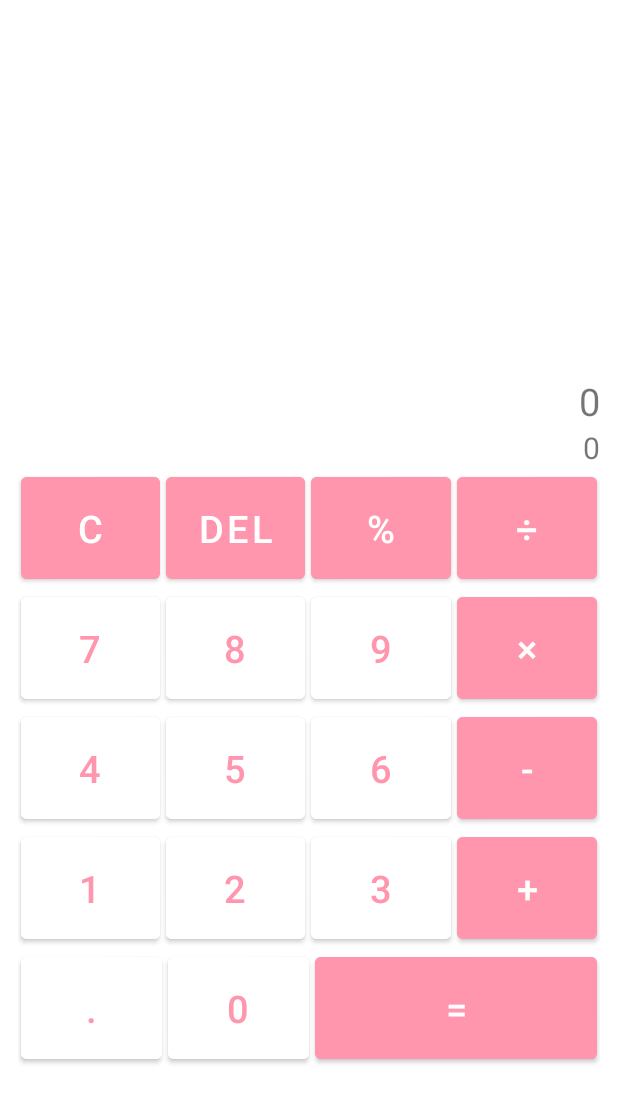
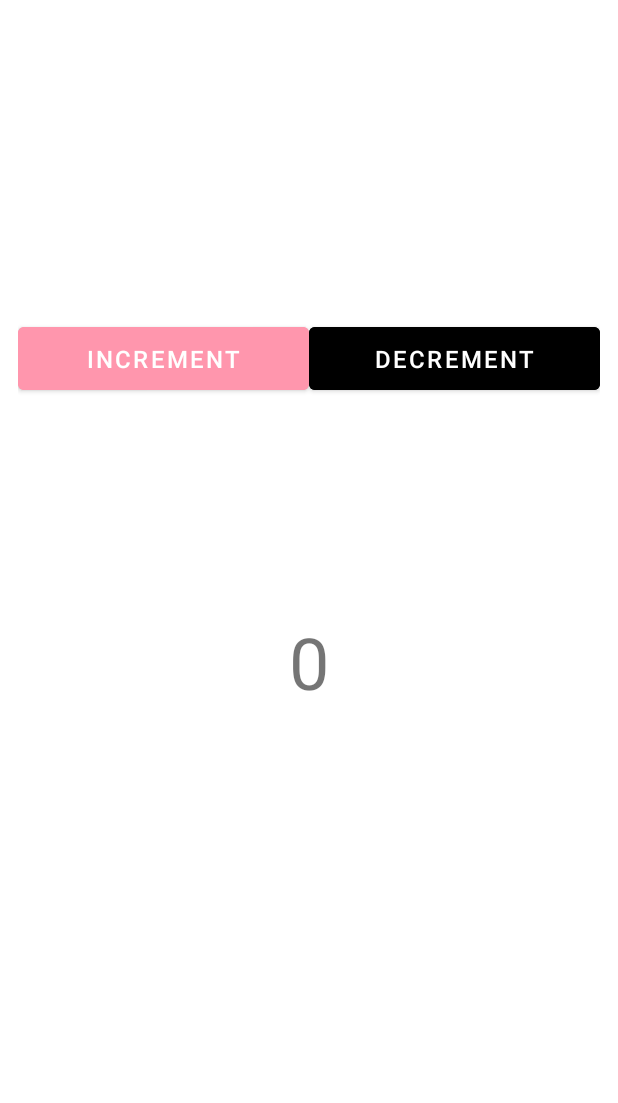
Before and after one commit to rifqyram/simple-android-kotlin-handson, an Android app: the screen it shows after launch (MainActivity), on a phone screen of 412 x 824 dp. Shown: the top 1103 px of the screen. Run offline under Robolectric (Android 15) with nearby library versions, the light colour scheme and no system bars.

Commit message:
[HANDSON] counter app

```diff
--- a/app/build.gradle
+++ b/app/build.gradle
@@ -1,6 +1,7 @@
 plugins {
     id 'com.android.application'
     id 'kotlin-android'
+    id 'kotlin-android-extensions'
 }
 
 android {
@@ -33,7 +34,7 @@ android {
 
 dependencies {
 
-    implementation 'androidx.core:core-ktx:1.7.0'
+    implementation 'androidx.core:core-ktx:1.3.2'
     implementation 'androidx.appcompat:appcompat:1.3.1'
     implementation 'com.google.android.material:material:1.4.0'
     implementation 'androidx.constraintlayout:constraintlayout:2.1.1'
--- a/app/src/main/java/com/enigma/pascalandroid/MainActivity.kt
+++ b/app/src/main/java/com/enigma/pascalandroid/MainActivity.kt
@@ -1,30 +1,48 @@
 package com.enigma.pascalandroid
 
-import android.graphics.Color
-import android.os.Build
+import android.annotation.SuppressLint
+import android.app.Activity
+import android.inputmethodservice.InputMethodService
 import androidx.appcompat.app.AppCompatActivity
 import android.os.Bundle
+import android.text.Editable
+import android.view.View
 import android.view.View.SYSTEM_UI_FLAG_LAYOUT_FULLSCREEN
 import android.view.View.SYSTEM_UI_FLAG_LAYOUT_STABLE
 import android.view.WindowManager
+import android.view.inputmethod.InputMethodManager
+import android.widget.TextView
 import androidx.core.view.WindowCompat
+import com.google.android.material.button.MaterialButton
+import com.google.android.material.textfield.TextInputEditText
 
 class MainActivity : AppCompatActivity() {
+    lateinit var count: TextView
+
     override fun onCreate(savedInstanceState: Bundle?) {
         super.onCreate(savedInstanceState)
         setContentView(R.layout.activity_main)
 
-        if (Build.VERSION.SDK_INT in 21..29) {
-            window.statusBarColor = Color.TRANSPARENT
-            window.clearFlags(WindowManager.LayoutParams.FLAG_TRANSLUCENT_STATUS)
-            window.addFlags(WindowManager.LayoutParams.FLAG_DRAWS_SYSTEM_BAR_BACKGROUNDS)
-            window.decorView.systemUiVisibility =
-                SYSTEM_UI_FLAG_LAYOUT_FULLSCREEN or SYSTEM_UI_FLAG_LAYOUT_STABLE
+        count = findViewById(R.id.textView)
+        val btnIncrement: MaterialButton = findViewById(R.id.btn_increment)
+        val btnDecrement: MaterialButton = findViewById(R.id.btn_decrement)
+        btnIncrement.setOnClickListener { increment() }
+        btnDecrement.setOnClickListener { decrement() }
 
-        } else if (Build.VERSION.SDK_INT >= 30) {
-            window.statusBarColor = Color.TRANSPARENT
-            // Making status bar overlaps with the activity
-            WindowCompat.setDecorFitsSystemWindows(window, false)
+    }
+
+    private fun increment() {
+        val currentNumber = count.text.toString().toInt()
+        count.text = (currentNumber + 1).toString()
+    }
+
+    private fun decrement() {
+        val currentNumber = count.text.toString().toInt()
+
+        if (currentNumber <= 0) {
+            count.text = "0"
+        } else {
+            count.text = (currentNumber - 1).toString()
         }
     }
 }
--- /dev/null
+++ b/app/src/main/res/drawable/ic_baseline_message_24.xml
@@ -0,0 +1,10 @@
+<vector xmlns:android="http://schemas.android.com/apk/res/android"
+    android:width="24dp"
+    android:height="24dp"
+    android:viewportWidth="24"
+    android:viewportHeight="24"
+    android:tint="?attr/colorControlNormal">
+  <path
+      android:fillColor="@android:color/white"
+      android:pathData="M20,2L4,2c-1.1,0 -1.99,0.9 -1.99,2L2,22l4,-4h14c1.1,0 2,-0.9 2,-2L22,4c0,-1.1 -0.9,-2 -2,-2zM18,14L6,14v-2h12v2zM18,11L6,11L6,9h12v2zM18,8L6,8L6,6h12v2z"/>
+</vector>
--- a/app/src/main/res/layout/activity_main.xml
+++ b/app/src/main/res/layout/activity_main.xml
@@ -2,176 +2,57 @@
 <androidx.constraintlayout.widget.ConstraintLayout xmlns:android="http://schemas.android.com/apk/res/android"
     xmlns:app="http://schemas.android.com/apk/res-auto"
     xmlns:tools="http://schemas.android.com/tools"
+    android:id="@+id/linearLayout"
     android:layout_width="match_parent"
     android:layout_height="match_parent"
     android:layout_margin="12dp"
-    android:orientation="vertical"
     tools:context=".MainActivity">
 
-    <androidx.constraintlayout.widget.ConstraintLayout
-        android:id="@+id/layout_tv"
-        android:layout_width="match_parent"
-        android:layout_height="300dp"
-        app:layout_constraintTop_toTopOf="parent">
+    <com.google.android.material.button.MaterialButton
+        android:id="@+id/btn_increment"
+        android:layout_width="0dp"
+        android:layout_height="wrap_content"
+        android:layout_marginTop="200dp"
+        android:backgroundTint="@color/primaryColor"
+        android:padding="10dp"
+        android:text="INCREMENT"
+        android:textSize="16sp"
+        app:layout_constraintEnd_toStartOf="@+id/btn_decrement"
+        app:layout_constraintHorizontal_bias="0.5"
+        app:layout_constraintHorizontal_chainStyle="packed"
+        app:layout_constraintStart_toStartOf="parent"
+        app:layout_constraintTop_toTopOf="parent" />
 
-        <TextView
-            android:id="@+id/calc_tv"
-            android:layout_width="match_parent"
-            android:layout_height="wrap_content"
-            android:text="0"
-            android:textAlignment="viewEnd"
-            android:textSize="25sp"
-            app:layout_constraintBottom_toTopOf="@+id/result_tv"
-            tools:layout_editor_absoluteX="-16dp" />
+    <com.google.android.material.button.MaterialButton
+        android:id="@+id/btn_decrement"
+        android:layout_width="0dp"
+        android:layout_height="wrap_content"
+        android:backgroundTint="@color/black"
+        android:padding="10dp"
+        android:text="DECREMENT"
+        android:textSize="16sp"
+        app:layout_constraintEnd_toEndOf="parent"
+        app:layout_constraintHorizontal_bias="0.5"
+        app:layout_constraintStart_toEndOf="@+id/btn_increment"
+        app:layout_constraintTop_toTopOf="@+id/btn_increment" />
 
-        <TextView
-            android:id="@+id/result_tv"
-            android:layout_width="match_parent"
-            android:layout_height="wrap_content"
-            android:text="0"
-            android:textAlignment="viewEnd"
-            android:textSize="20sp"
-            app:layout_constraintBottom_toBottomOf="parent" />
-    </androidx.constraintlayout.widget.ConstraintLayout>
+    <TextView
+        android:id="@+id/textView"
+        android:layout_width="wrap_content"
+        android:layout_height="wrap_content"
+        android:text="0"
+        android:textSize="48sp"
+        app:layout_constraintBottom_toBottomOf="parent"
+        app:layout_constraintEnd_toEndOf="parent"
+        app:layout_constraintStart_toStartOf="parent"
+        app:layout_constraintTop_toTopOf="@+id/guideline2"
+        app:layout_constraintVertical_bias="0.255" />
 
-    <LinearLayout
-        android:id="@+id/layout_btn_1"
-        style="@style/buttonRow"
-        app:layout_constraintLeft_toLeftOf="parent"
-        app:layout_constraintRight_toRightOf="parent"
-        app:layout_constraintTop_toBottomOf="@+id/layout_tv">
-
-        <Button
-            android:id="@+id/clear_btn"
-            style="@style/buttonOperator"
-            android:text="C" />
-
-        <Button
-            android:id="@+id/del_btn"
-            style="@style/buttonOperator"
-            android:text="del" />
-
-        <Button
-            android:id="@+id/percent_btn"
-            style="@style/buttonOperator"
-            android:text="%" />
-
-        <Button
-            android:id="@+id/divider_btn"
-            style="@style/buttonOperator"
-            android:text="÷" />
-
-    </LinearLayout>
-
-    <LinearLayout
-        android:id="@+id/layout_btn_2"
-        style="@style/buttonRow"
-        app:layout_constraintLeft_toLeftOf="parent"
-        app:layout_constraintRight_toRightOf="parent"
-        app:layout_constraintTop_toBottomOf="@+id/layout_btn_1">
-
-        <Button
-            android:id="@+id/number7_btn"
-            style="@style/buttonNumber"
-            android:text="7" />
-
-        <Button
-            android:id="@+id/number8_btn"
-            style="@style/buttonNumber"
-            android:text="8" />
-
-        <Button
-            android:id="@+id/number9_btn"
-            style="@style/buttonNumber"
-            android:text="9" />
-
-        <Button
-            android:id="@+id/multiply_btn"
-            style="@style/buttonOperator"
-            android:text="×" />
-
-    </LinearLayout>
-
-    <LinearLayout
-        android:id="@+id/layout_btn_3"
-        style="@style/buttonRow"
-        app:layout_constraintLeft_toLeftOf="parent"
-        app:layout_constraintRight_toRightOf="parent"
-        app:layout_constraintTop_toBottomOf="@+id/layout_btn_2">
-
-        <Button
-            android:id="@+id/number4_btn"
-            style="@style/buttonNumber"
-            android:text="4" />
-
-        <Button
-            android:id="@+id/number5_btn"
-            style="@style/buttonNumber"
-            android:text="5" />
-
-        <Button
-            android:id="@+id/number6_btn"
-            style="@style/buttonNumber"
-            android:text="6" />
-
-        <Button
-            android:id="@+id/minus_btn"
-            style="@style/buttonOperator"
-            android:text="-" />
-
-    </LinearLayout>
-
-    <LinearLayout
-        android:id="@+id/layout_btn_4"
-        style="@style/buttonRow"
-        app:layout_constraintLeft_toLeftOf="parent"
-        app:layout_constraintRight_toRightOf="parent"
-        app:layout_constraintTop_toBottomOf="@+id/layout_btn_3">
-
-        <Button
-            android:id="@+id/number1_btn"
-            style="@style/buttonNumber"
-            android:text="1" />
-
-        <Button
-            android:id="@+id/number2_btn"
-            style="@style/buttonNumber"
-            android:text="2" />
-
-        <Button
-            android:id="@+id/number3_btn"
-            style="@style/buttonNumber"
-            android:text="3" />
-
-        <Button
-            android:id="@+id/plus_btn"
-            style="@style/buttonOperator"
-            android:text="+" />
-
-    </LinearLayout>
-
-    <LinearLayout
-        android:id="@+id/layout_btn_5"
-        style="@style/buttonRow"
-        app:layout_constraintLeft_toLeftOf="parent"
-        app:layout_constraintRight_toRightOf="parent"
-        app:layout_constraintTop_toBottomOf="@+id/layout_btn_4">
-
-        <Button
-            android:id="@+id/dot_btn"
-            style="@style/buttonNumber"
-            android:text="." />
-
-        <Button
-            android:id="@+id/number0_btn"
-            style="@style/buttonNumber"
-            android:text="0" />
-
-        <Button
-            android:id="@+id/equal_btn"
-            style="@style/buttonOperator"
-            android:layout_weight="2"
-            android:text="=" />
-    </LinearLayout>
+    <androidx.constraintlayout.widget.Guideline
+        android:id="@+id/guideline2"
+        android:layout_width="wrap_content"
+        android:layout_height="wrap_content"
+        android:orientation="horizontal"
+        app:layout_constraintGuide_begin="281dp" />
 
 </androidx.constraintlayout.widget.ConstraintLayout>
```
